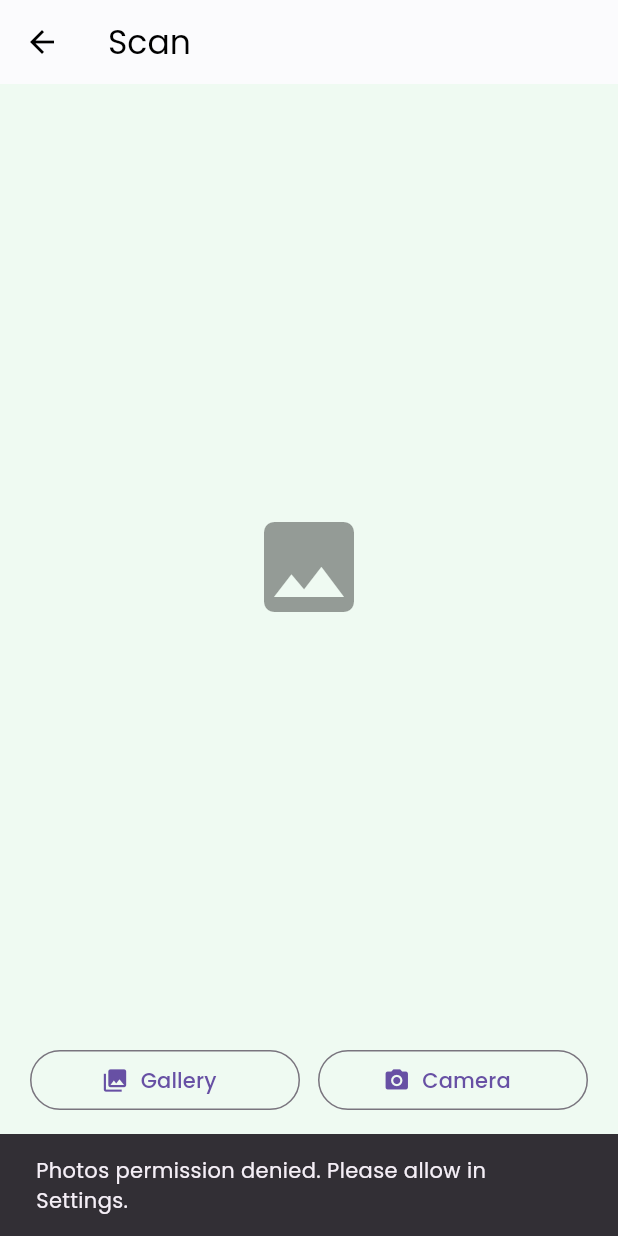
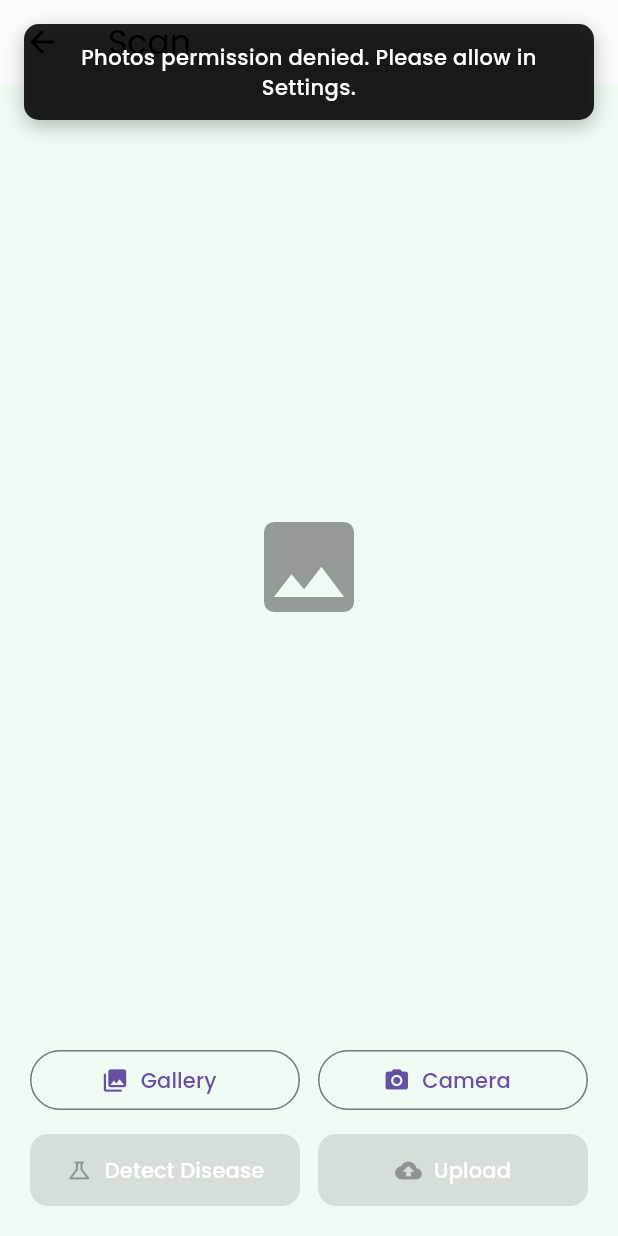
Before and after one commit to mnsling/calasense_mobileapp, a Flutter app: the ScanPage screen opened directly, after a tap on "Gallery", on a phone screen of 412 x 824 dp. Run offline on Flutter 3.47's test engine with Material 3 defaults, Android fonts, the phone set to English and light mode, and no system bars; our stand-ins replace google_fonts, image_picker, permission_handler, photo_view, supabase_flutter; missing offline and left inert: photo_manager; accounts and stored records are empty.

Commit message:
final changes pt2

```diff
--- /dev/null
+++ b/lib/components/top_snackbar.dart
@@ -0,0 +1,134 @@
+import 'package:flutter/material.dart';
+
+/// Shows a floating top snackbar. Automatically removes any previous one.
+void showTopSnackBar(
+  BuildContext context,
+  String message, {
+  Duration duration = const Duration(seconds: 5),
+  Color backgroundColor = Colors.black87,
+  TextStyle? textStyle,
+  EdgeInsetsGeometry margin = const EdgeInsets.symmetric(horizontal: 16),
+  double topOffset = 16, // distance from top safe area
+}) {
+  final overlay = Overlay.of(context);
+  if (overlay == null) return;
+
+  // We keep a key on the overlay entry so we can remove previous ones
+  final overlayState = overlay;
+
+  // Remove any existing top snackbars inserted by this helper
+  // We store them on the overlay via an entry in overlayState.context (no built-in store),
+  // so simplest approach: iterate entries and remove ones with our marker widget type.
+  // However iterating overlay entries isn't public; instead we simply insert one and
+  // ensure callers don't insert duplicates rapidly. For safety, hide current in ScaffoldMessenger too.
+  ScaffoldMessenger.of(context).hideCurrentSnackBar();
+
+  final entry = OverlayEntry(
+    builder: (ctx) {
+      final media = MediaQuery.of(ctx);
+      final safeTop = media.padding.top;
+      return Positioned(
+        top: safeTop + topOffset,
+        left: 16,
+        right: 16,
+        child: _TopSnackBarWidget(
+          message: message,
+          backgroundColor: backgroundColor,
+          textStyle: textStyle,
+        ),
+      );
+    },
+  );
+
+  overlayState.insert(entry);
+
+  // Auto remove after duration
+  Future.delayed(duration, () {
+    try {
+      entry.remove();
+    } catch (_) {}
+  });
+}
+
+class _TopSnackBarWidget extends StatefulWidget {
+  final String message;
+  final Color backgroundColor;
+  final TextStyle? textStyle;
+
+  const _TopSnackBarWidget({
+    Key? key,
+    required this.message,
+    required this.backgroundColor,
+    this.textStyle,
+  }) : super(key: key);
+
+  @override
+  State<_TopSnackBarWidget> createState() => _TopSnackBarWidgetState();
+}
+
+class _TopSnackBarWidgetState extends State<_TopSnackBarWidget>
+    with SingleTickerProviderStateMixin {
+  late final AnimationController _ctrl = AnimationController(
+      vsync: this, duration: const Duration(milliseconds: 260));
+  late final Animation<Offset> _offsetAnim =
+      Tween(begin: const Offset(0, -0.2), end: Offset.zero)
+          .animate(CurvedAnimation(parent: _ctrl, curve: Curves.easeOutCubic));
+  late final Animation<double> _opacityAnim =
+      CurvedAnimation(parent: _ctrl, curve: Curves.easeIn);
+
+  @override
+  void initState() {
+    super.initState();
+    _ctrl.forward();
+  }
+
+  @override
+  void dispose() {
+    _ctrl.dispose();
+    super.dispose();
+  }
+
+  @override
+  Widget build(BuildContext context) {
+    final themeText = widget.textStyle ??
+        const TextStyle(
+            color: Colors.white, fontSize: 14, fontWeight: FontWeight.w500);
+
+    return SlideTransition(
+      position: _offsetAnim,
+      child: FadeTransition(
+        opacity: _opacityAnim,
+        child: Material(
+          color: Colors.transparent,
+          child: Container(
+            padding: const EdgeInsets.symmetric(horizontal: 14, vertical: 12),
+            decoration: BoxDecoration(
+              color: widget.backgroundColor,
+              borderRadius: BorderRadius.circular(10),
+              boxShadow: [
+                BoxShadow(
+                    color: Colors.black26, blurRadius: 10, offset: Offset(0, 4))
+              ],
+            ),
+            child: SafeArea(
+              top: false,
+              bottom: false,
+              child: Row(
+                mainAxisAlignment: MainAxisAlignment.center,
+                children: [
+                  Flexible(
+                    child: Text(
+                      widget.message,
+                      textAlign: TextAlign.center,
+                      style: themeText,
+                    ),
+                  ),
+                ],
+              ),
+            ),
+          ),
+        ),
+      ),
+    );
+  }
+}
--- a/lib/pages/dashboard.dart
+++ b/lib/pages/dashboard.dart
@@ -65,12 +65,6 @@
                       context,
                       MaterialPageRoute(builder: (_) => const ScanPage()),
                     );
-                    if (url != null && context.mounted) {
-                      ScaffoldMessenger.of(context).showSnackBar(
-                        const SnackBar(
-                            content: Text('Image uploaded to scans')),
-                      );
-                    }
                   },
                 ),
 
--- a/lib/pages/scan.dart
+++ b/lib/pages/scan.dart
@@ -9,6 +9,7 @@
 import 'package:supabase_flutter/supabase_flutter.dart';
 import 'package:http/http.dart' as http;
 import '../config.dart'; // <-- Flask URL here
+import '../components/top_snackbar.dart';
 
 const _brand = Color(0xFF2F7D32);
 
@@ -34,14 +35,15 @@
     if (src == ImageSource.camera) {
       final cam = await Permission.camera.request();
       if (!cam.isGranted) {
-        _toast('Camera permission denied');
+        showTopSnackBar(context, 'Camera permission denied');
         return;
       }
     }
 
     final pmState = await PhotoManager.requestPermissionExtend();
     if (!pmState.isAuth && !pmState.hasAccess) {
-      _toast('Photos permission denied. Please allow in Settings.');
+      showTopSnackBar(
+          context, 'Photos permission denied. Please allow in Settings.');
       await PhotoManager.openSetting();
       return;
     }
@@ -69,7 +71,7 @@
           relativePath: Platform.isAndroid ? 'Pictures/CalaSense' : null,
         );
       } catch (e) {
-        _toast('Save failed: $e');
+        showTopSnackBar(context, 'Save failed: $e');
       }
     }
   }
@@ -78,7 +80,7 @@
 
   Future<void> _detectWithFlask() async {
     if (_picked == null) {
-      _toast('Pick an image first.');
+      showTopSnackBar(context, 'Pick an image first.');
       return;
     }
 
@@ -136,16 +138,16 @@
             _annotatedUrl = '$FLASK_BASE_URL${data["annotated_url"]}';
           });
 
-          _toast(
+          showTopSnackBar(context,
               'Detected ${_detections.length} objects. Top: $_predictionLabel (${(_confidence! * 100).toStringAsFixed(1)}%)');
         } else {
-          _toast('No objects detected.');
+          showTopSnackBar(context, 'No objects detected.');
         }
       } else {
-        _toast('Detection failed: ${response.statusCode}');
+        showTopSnackBar(context, 'Detection failed: ${response.statusCode}');
       }
     } catch (e) {
-      _toast('Error: $e');
+      showTopSnackBar(context, 'Error: $e');
     } finally {
       if (mounted) setState(() => _uploading = false);
     }
@@ -153,23 +155,19 @@
 
   Future<void> _upload() async {
     if (_picked == null) {
-      _toast('Pick an image first.');
+      showTopSnackBar(context, 'Pick an image first.');
       return;
     }
-
-    // Run detection before upload
-    await _detectWithFlask();
 
     if (_predictionLabel == null ||
         _confidence == null ||
         _annotatedUrl == null) {
-      _toast('No detection result found — skipping upload.');
+      showTopSnackBar(context, 'Please detect a disease before uploading.');
       return;
     }
 
     setState(() => _uploading = true);
     try {
-      // Upload original image
       final ts = DateTime.now().millisecondsSinceEpoch;
       final ext = _picked!.path.split('.').last;
       final originalObject = 'public/original_$ts.$ext';
@@ -183,7 +181,6 @@
       final originalPublicUrl =
           _sb.storage.from('scans').getPublicUrl(originalObject);
 
-      // Download and upload annotated image
       final annotatedResponse = await http.get(Uri.parse(_annotatedUrl!));
       if (annotatedResponse.statusCode != 200) {
         throw Exception('Failed to download annotated image.');
@@ -199,7 +196,6 @@
       final annotatedPublicUrl =
           _sb.storage.from('scans').getPublicUrl(annotatedObject);
 
-      // Insert both URLs in Supabase
       await _sb.from('scans').insert({
         'image_url': originalPublicUrl,
         'annotated_url': annotatedPublicUrl,
@@ -209,9 +205,17 @@
       });
 
       if (!mounted) return;
+
+      // ✅ Clear any previous snackbars (e.g., “Image uploaded to scans”)
+      ScaffoldMessenger.of(context).clearSnackBars();
+
+      // ✅ Show only your custom message
+      showTopSnackBar(context, 'Uploaded to collections successfully!');
+
       Navigator.pop(context, annotatedPublicUrl);
     } catch (e) {
-      _toast('Upload failed: $e');
+      ScaffoldMessenger.of(context).clearSnackBars();
+      showTopSnackBar(context, 'Upload failed: $e');
     } finally {
       if (mounted) setState(() => _uploading = false);
     }
--- a/pubspec.yaml
+++ b/pubspec.yaml
@@ -16,6 +16,7 @@
   image_picker: ^1.0.7
   permission_handler: ^11.3.1
   photo_manager: ^3.2.1 # <-- add this
+  photo_view: ^0.15.0
 
 dev_dependencies:
   flutter_test:
```
Also changed, not shown: lib/pages/collection.dart (+49 -52 lines), lib/pages/folder.dart (+39 -12 lines), lib/pages/navigation.dart (+5 -10 lines), lib/pages/scan_info_page.dart (+37 -1 lines), pubspec.lock.
